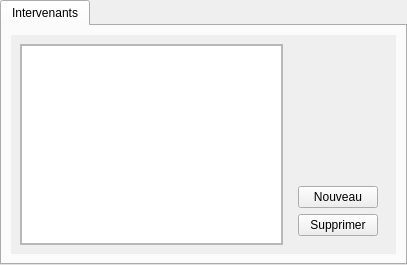
First picture: the form in interface/gem.ui, repository ncarrier/gestion_ecole_de_musique, before the edit.
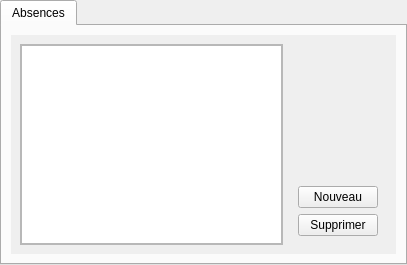
Second picture: the form after the edit.

Commit message: [PATCH]Extraction de l'onglet intervenant dans son propre source

```diff
--- a/interface/gem.ui
+++ b/interface/gem.ui
@@ -18,7 +18,7 @@
   </property>
   <widget class="QWidget" name="__tIntervenants">
    <attribute name="title">
-    <string>Intervenants</string>
+    <string>Absences</string>
    </attribute>
    <layout class="QHBoxLayout" name="horizontalLayout_5">
     <item>
```
Left out of the diff: 33 changed lines with no effect on the pictures. The commit also changes 3 other files.
